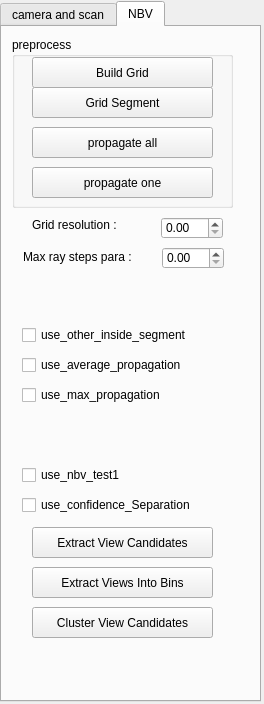
Qt form Point Cloud/UI/camera_para.ui (sunwaylive/quality-driven-poisson-guided-autoscanning) before a commit.
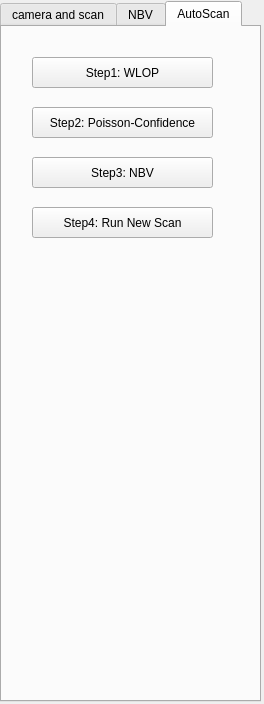
The same form after that commit. The open tabs and pages were chosen to show the change.

Commit message: added some UI in NBV, but have clash on previous version

What changed in the file:
```diff
--- a/Point Cloud/UI/camera_para.ui
+++ b/Point Cloud/UI/camera_para.ui
@@ -460,7 +460,7 @@
       </rect>
      </property>
      <property name="text">
-      <string>use_confidence_Separation</string>
+      <string>use_confidence_seperation</string>
      </property>
     </widget>
     <widget class="QDoubleSpinBox" name="max_ray_steps">
@@ -554,26 +554,70 @@
      <property name="geometry">
       <rect>
        <x>30</x>
-       <y>580</y>
-       <width>181</width>
-       <height>31</height>
-      </rect>
-     </property>
-     <property name="text">
-      <string>Cluster View Candidates</string>
-     </property>
-    </widget>
-    <widget class="QPushButton" name="pushButton_extract_views_into_bins">
-     <property name="geometry">
-      <rect>
-       <x>30</x>
        <y>540</y>
        <width>181</width>
        <height>31</height>
       </rect>
      </property>
      <property name="text">
-      <string>Extract Views Into Bins</string>
+      <string>Cluster View Candidates</string>
+     </property>
+    </widget>
+   </widget>
+   <widget class="QWidget" name="tab_3">
+    <attribute name="title">
+     <string>AutoScan</string>
+    </attribute>
+    <widget class="QPushButton" name="step1_run_WLOP">
+     <property name="geometry">
+      <rect>
+       <x>30</x>
+       <y>30</y>
+       <width>181</width>
+       <height>31</height>
+      </rect>
+     </property>
+     <property name="text">
+      <string>Step1: WLOP</string>
+     </property>
+    </widget>
+    <widget class="QPushButton" name="step2_run_Poisson_Confidence">
+     <property name="geometry">
+      <rect>
+       <x>30</x>
+       <y>80</y>
+       <width>181</width>
+       <height>31</height>
+      </rect>
+     </property>
+     <property name="text">
+      <string>Step2: Poisson-Confidence</string>
+     </property>
+    </widget>
+    <widget class="QPushButton" name="step3_run_NBV">
+     <property name="geometry">
+      <rect>
+       <x>30</x>
+       <y>130</y>
+       <width>181</width>
+       <height>31</height>
+      </rect>
+     </property>
+     <property name="text">
+      <string>Step3: NBV</string>
+     </property>
+    </widget>
+    <widget class="QPushButton" name="step4_run_New_Scan">
+     <property name="geometry">
+      <rect>
+       <x>30</x>
+       <y>180</y>
+       <width>181</width>
+       <height>31</height>
+      </rect>
+     </property>
+     <property name="text">
+      <string>Step4: Run New Scan</string>
      </property>
     </widget>
    </widget>
```
Left out of the diff: 2 changed lines with no effect on the pictures. The commit also changes 3 other files.
